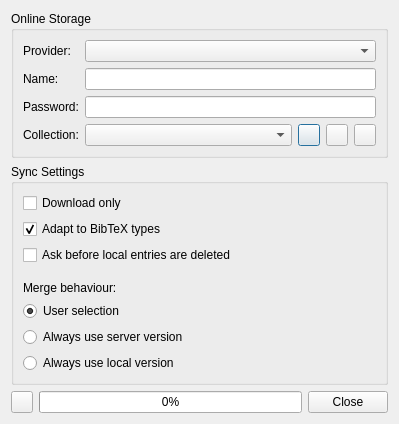
First picture: the form in src/onlinestorage/syncstorageui.ui, repository KDE/conquirere, before the edit.
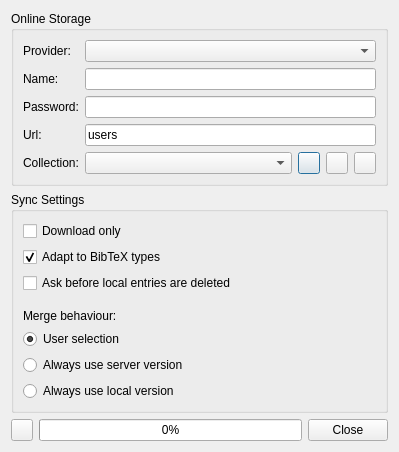
Second picture: the form after the edit. Custom widgets are drawn as their Qt base class.

```diff
--- a/src/onlinestorage/syncstorageui.ui
+++ b/src/onlinestorage/syncstorageui.ui
@@ -7,7 +7,7 @@
     <x>0</x>
     <y>0</y>
     <width>399</width>
-    <height>423</height>
+    <height>452</height>
    </rect>
   </property>
   <property name="windowTitle">
@@ -57,14 +57,14 @@
       <item row="2" column="1">
        <widget class="KLineEdit" name="providerPwd"/>
       </item>
-      <item row="3" column="0">
+      <item row="4" column="0">
        <widget class="QLabel" name="label_5">
         <property name="text">
          <string>Collection:</string>
         </property>
        </widget>
       </item>
-      <item row="3" column="1">
+      <item row="4" column="1">
        <layout class="QHBoxLayout" name="horizontalLayout_2">
         <item>
          <widget class="KComboBox" name="listCollection">
@@ -147,6 +147,23 @@
         </item>
        </layout>
       </item>
+      <item row="3" column="0">
+       <widget class="QLabel" name="label_6">
+        <property name="text">
+         <string>Url:</string>
+        </property>
+       </widget>
+      </item>
+      <item row="3" column="1">
+       <widget class="KLineEdit" name="providerUrl">
+        <property name="toolTip">
+         <string>The url to query. For zotero enter either &quot;users&quot; or &quot;groups&quot;</string>
+        </property>
+        <property name="text">
+         <string>users</string>
+        </property>
+       </widget>
+      </item>
      </layout>
     </widget>
    </item>
```
